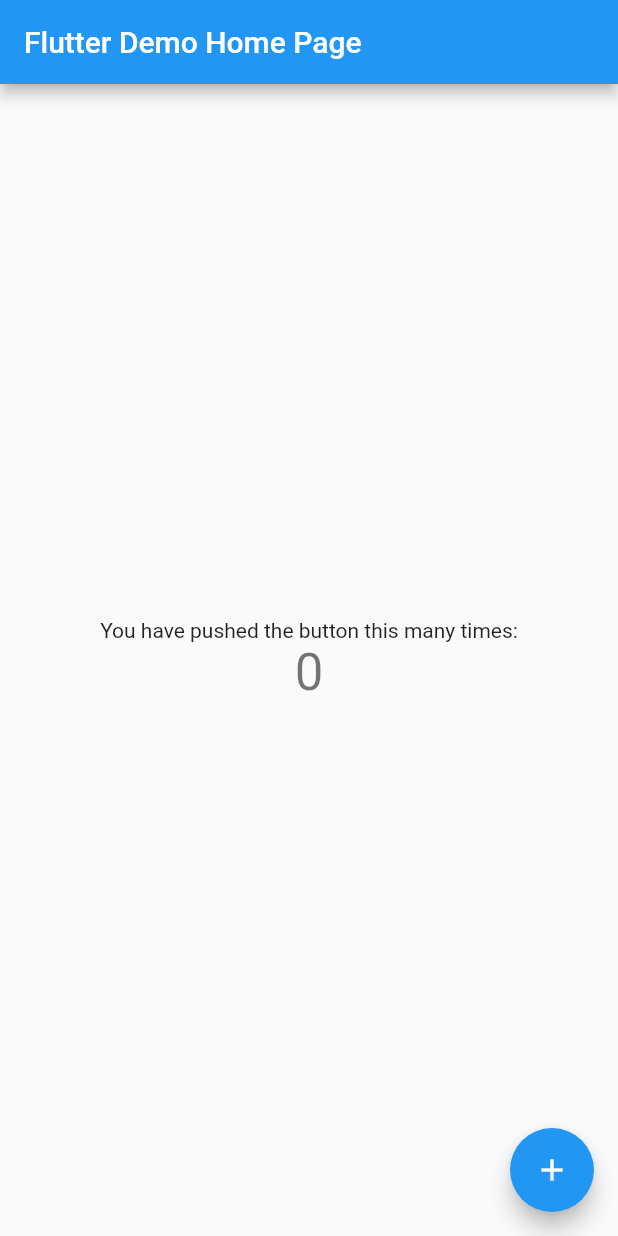
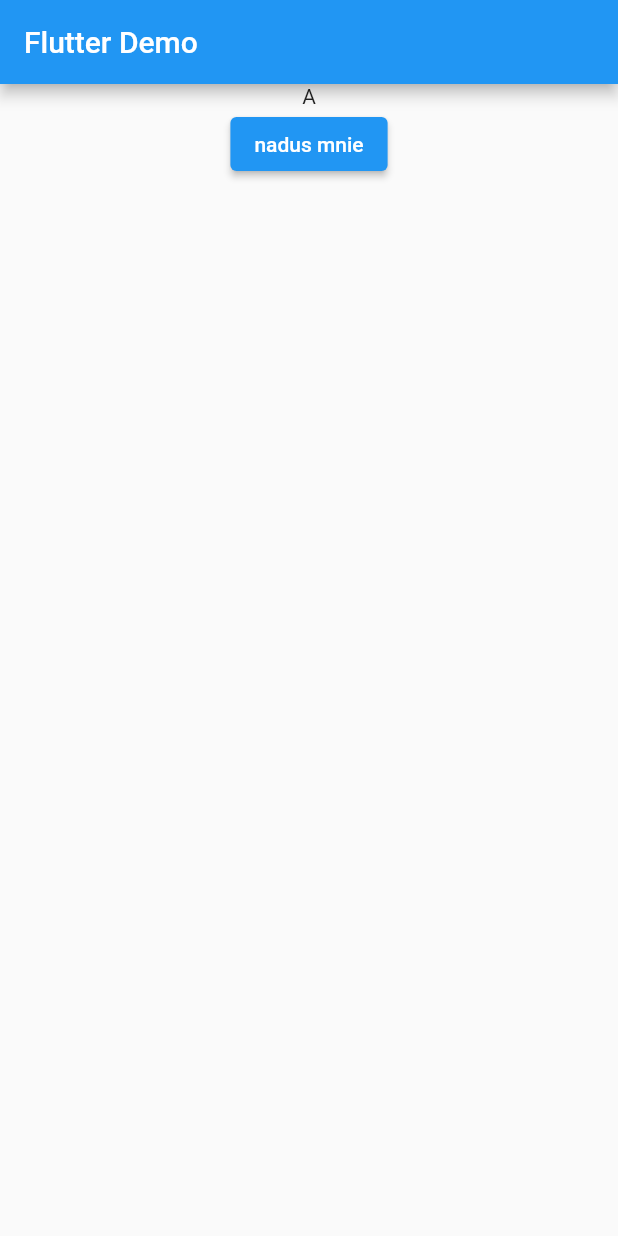
Before and after one commit to horizoncrafts/flutter-guide, a Flutter app: the screen it shows after launch, on a phone screen of 412 x 824 dp. Run offline on Flutter 3.47's test engine with Material 2 defaults, Android fonts, the phone set to English and light mode, and no system bars.

Commit message:
assignment complete

```diff
--- /dev/null
+++ b/flutter_assignment/lib/add_text.dart
@@ -0,0 +1,12 @@
+import 'package:flutter/material.dart';
+
+class AssText extends StatelessWidget {
+  final String _textToShow;
+
+  const AssText(this._textToShow, {super.key});
+
+  @override
+  Widget build(BuildContext context) {
+    return Text(_textToShow);
+  }
+}
--- /dev/null
+++ b/flutter_assignment/lib/ass_app.dart
@@ -0,0 +1,48 @@
+import 'package:flutter/material.dart';
+
+import './change_text.dart';
+import './add_text.dart';
+
+class AssApp extends StatelessWidget {
+  const AssApp({super.key});
+
+  @override
+  Widget build(BuildContext context) {
+    return MaterialApp(
+      title: 'AssApp app',
+      theme: ThemeData(primarySwatch: Colors.blue),
+      home: const AssAppHomePage(title: 'Flutter Demo'),
+    );
+  }
+}
+
+class AssAppHomePage extends StatefulWidget {
+  final String title;
+
+  const AssAppHomePage({super.key, required this.title});
+
+  @override
+  State<AssAppHomePage> createState() => _AssAppHomePageState();
+}
+
+class _AssAppHomePageState extends State<AssAppHomePage> {
+  var _textToShow = 'A';
+
+  void _changeTextToShow() {
+    setState(() {
+      _textToShow += 'B';
+    });
+  }
+
+  @override
+  Widget build(BuildContext context) {
+    return Scaffold(
+      appBar: AppBar(title: Text(widget.title)),
+      body: Center(
+          child: Column(children: [
+        AssText(_textToShow),
+        ChangeTextButton(_changeTextToShow),
+      ])),
+    );
+  }
+}
--- /dev/null
+++ b/flutter_assignment/lib/change_text.dart
@@ -0,0 +1,13 @@
+// bla bla
+import 'package:flutter/material.dart';
+
+class ChangeTextButton extends StatelessWidget {
+  final VoidCallback changeTextHandler;
+
+  const ChangeTextButton(this.changeTextHandler, {super.key});
+
+  @override
+  Widget build(BuildContext context) {
+    return ElevatedButton(onPressed: changeTextHandler, child: const Text('nadus mnie'));
+  }
+}
--- a/flutter_assignment/lib/main.dart
+++ b/flutter_assignment/lib/main.dart
@@ -1,115 +1,11 @@
+// 1) Create a new Flutter App (in this project) and output an AppBar and some text
+// below it
+// 2) Add a button which changes the text (to any other text of your choice)
+// 3) Split the app into three widgets: App, TextControl & Text
+
 import 'package:flutter/material.dart';
+import 'ass_app.dart';
 
 void main() {
-  runApp(const MyApp());
+  runApp(const AssApp());
 }
-
-class MyApp extends StatelessWidget {
-  const MyApp({super.key});
-
-  // This widget is the root of your application.
-  @override
-  Widget build(BuildContext context) {
-    return MaterialApp(
-      title: 'Flutter Demo',
-      theme: ThemeData(
-        // This is the theme of your application.
-        //
-        // Try running your application with "flutter run". You'll see the
-        // application has a blue toolbar. Then, without quitting the app, try
-        // changing the primarySwatch below to Colors.green and then invoke
-        // "hot reload" (press "r" in the console where you ran "flutter run",
-        // or simply save your changes to "hot reload" in a Flutter IDE).
-        // Notice that the counter didn't reset back to zero; the application
-        // is not restarted.
-        primarySwatch: Colors.blue,
-      ),
-      home: const MyHomePage(title: 'Flutter Demo Home Page'),
-    );
-  }
-}
-
-class MyHomePage extends StatefulWidget {
-  const MyHomePage({super.key, required this.title});
-
-  // This widget is the home page of your application. It is stateful, meaning
-  // that it has a State object (defined below) that contains fields that affect
-  // how it looks.
-
-  // This class is the configuration for the state. It holds the values (in this
-  // case the title) provided by the parent (in this case the App widget) and
-  // used by the build method of the State. Fields in a Widget subclass are
-  // always marked "final".
-
-  final String title;
-
-  @override
-  State<MyHomePage> createState() => _MyHomePageState();
-}
-
-class _MyHomePageState extends State<MyHomePage> {
-  int _counter = 0;
-
-  void _incrementCounter() {
-    setState(() {
-      // This call to setState tells the Flutter framework that something has
-      // changed in this State, which causes it to rerun the build method below
-      // so that the display can reflect the updated values. If we changed
-      // _counter without calling setState(), then the build method would not be
-      // called again, and so nothing would appear to happen.
-      _counter++;
-    });
-  }
-
-  @override
-  Widget build(BuildContext context) {
-    // This method is rerun every time setState is called, for instance as done
-    // by the _incrementCounter method above.
-    //
-    // The Flutter framework has been optimized to make rerunning build methods
-    // fast, so that you can just rebuild anything that needs updating rather
-    // than having to individually change instances of widgets.
-    return Scaffold(
-      appBar: AppBar(
-        // Here we take the value from the MyHomePage object that was created by
-        // the App.build method, and use it to set our appbar title.
-        title: Text(widget.title),
-      ),
-      body: Center(
-        // Center is a layout widget. It takes a single child and positions it
-        // in the middle of the parent.
-        child: Column(
-          // Column is also a layout widget. It takes a list of children and
-          // arranges them vertically. By default, it sizes itself to fit its
-          // children horizontally, and tries to be as tall as its parent.
-          //
-          // Invoke "debug painting" (press "p" in the console, choose the
-          // "Toggle Debug Paint" action from the Flutter Inspector in Android
-          // Studio, or the "Toggle Debug Paint" command in Visual Studio Code)
-          // to see the wireframe for each widget.
-          //
-          // Column has various properties to control how it sizes itself and
-          // how it positions its children. Here we use mainAxisAlignment to
-          // center the children vertically; the main axis here is the vertical
-          // axis because Columns are vertical (the cross axis would be
-          // horizontal).
-          mainAxisAlignment: MainAxisAlignment.center,
-          children: <Widget>[
-            const Text(
-              'You have pushed the button this many times:',
-            ),
-            Text(
-              '$_counter',
-              style: Theme.of(context).textTheme.headline4,
-            ),
-          ],
-        ),
-      ),
-      floatingActionButton: FloatingActionButton(
-        onPressed: _incrementCounter,
-        tooltip: 'Increment',
-        child: const Icon(Icons.add),
-      ), // This trailing comma makes auto-formatting nicer for build methods.
-    );
-  }
-}
```
Also changed, not shown: 1 other file.
